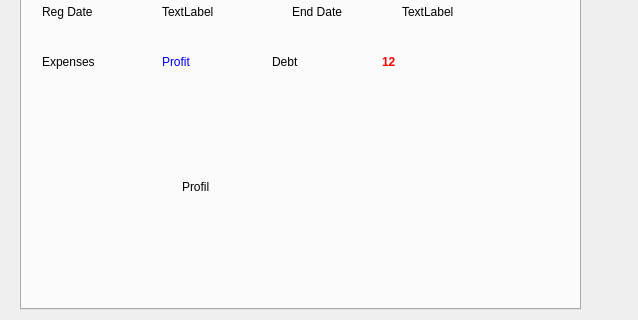
First picture: the form in Teacher/viewteacherdialog.ui, repository MrRisoni/Gauss, before the edit; both pictures show x 0 to 638 and y 350 to 670 of the 638 by 670 pixel window.
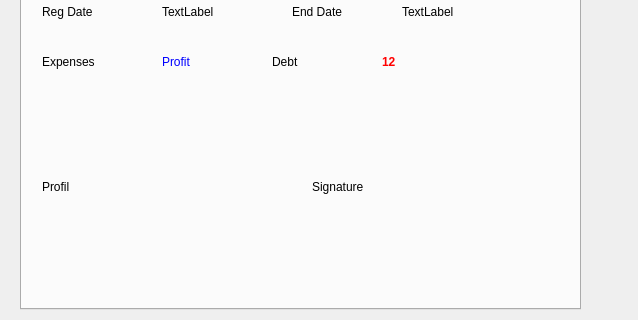
Second picture: the form after the edit. The open tabs and pages were chosen to show the change.

```diff
--- a/Teacher/viewteacherdialog.ui
+++ b/Teacher/viewteacherdialog.ui
@@ -388,7 +388,7 @@
     <widget class="QLabel" name="labProfile">
      <property name="geometry">
       <rect>
-       <x>160</x>
+       <x>20</x>
        <y>360</y>
        <width>171</width>
        <height>181</height>
@@ -476,6 +476,19 @@
       <string>ADT</string>
      </property>
     </widget>
+    <widget class="QLabel" name="labSignature">
+     <property name="geometry">
+      <rect>
+       <x>290</x>
+       <y>360</y>
+       <width>171</width>
+       <height>181</height>
+      </rect>
+     </property>
+     <property name="text">
+      <string>Signature</string>
+     </property>
+    </widget>
    </widget>
    <widget class="QWidget" name="tabFunds">
     <attribute name="title">
```
Left out of the diff: 2 changed lines with no effect on the pictures.
